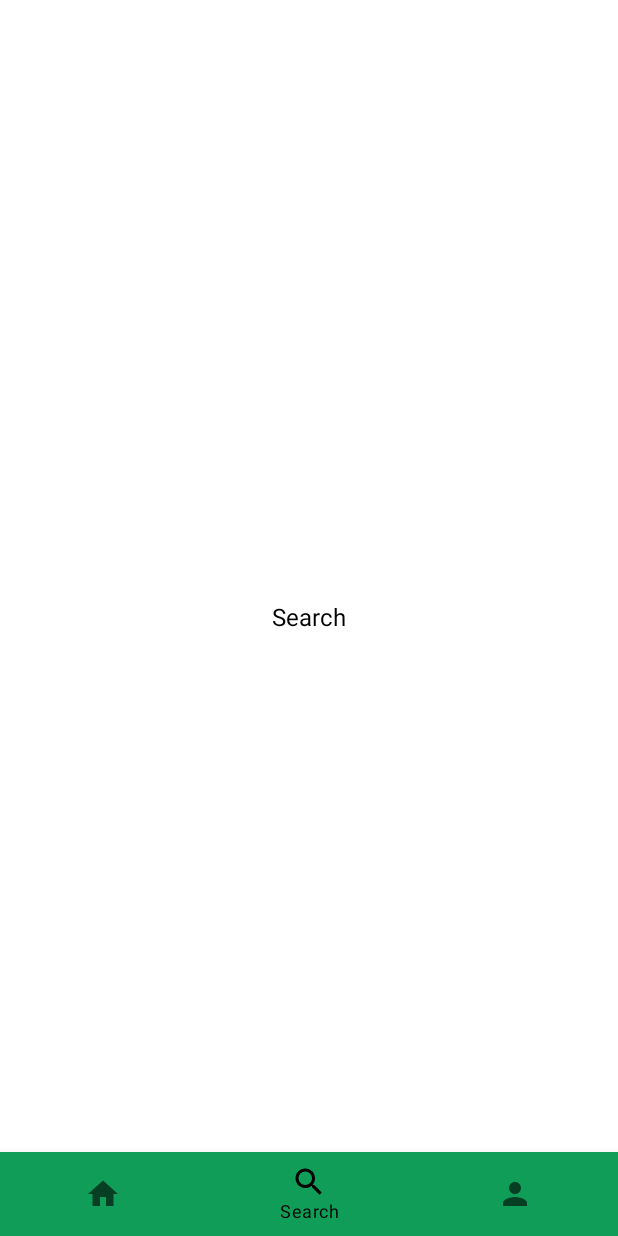
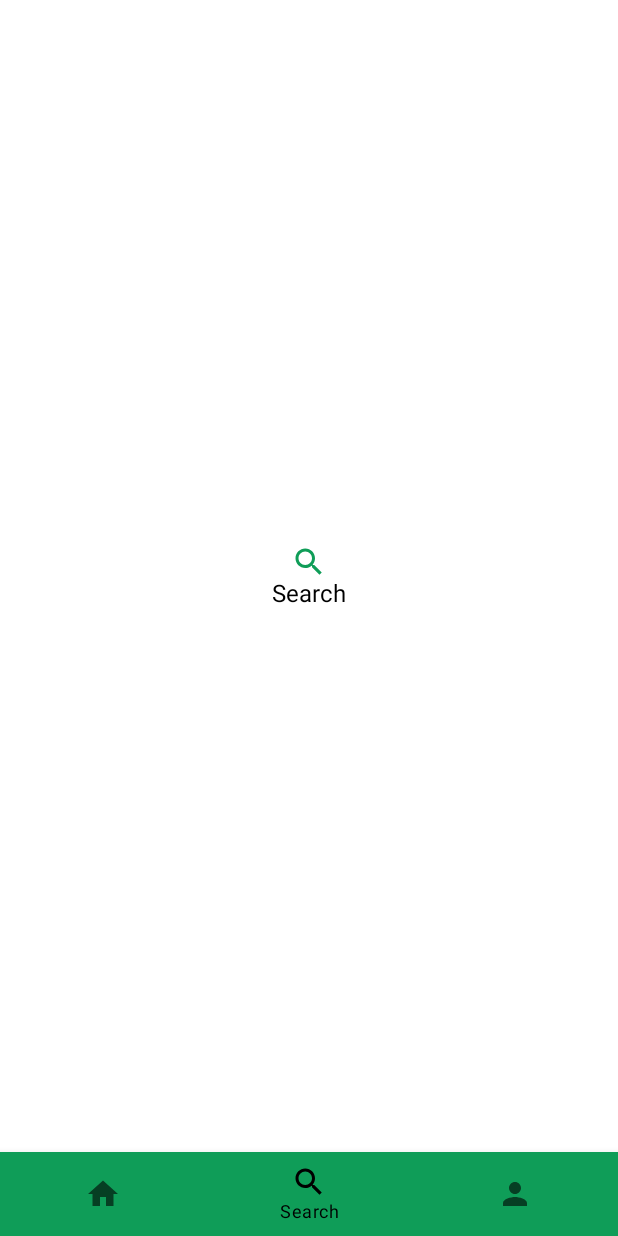
Before and after one commit to sunny52525/GFG-articles, an Android app built with Jetpack Compose: the ProfileScreen screen opened through its navigation route, item 2 of the bottom bar chosen, on a phone screen of 412 x 824 dp. Run offline under Robolectric (Android 15) with nearby library versions, the phone set to English and light mode, and no system bars.

Commit message:
added comments

```diff
--- a/BottomNavigation/app/src/main/java/com/gfg/bottomnavigation/MainActivity.kt
+++ b/BottomNavigation/app/src/main/java/com/gfg/bottomnavigation/MainActivity.kt
@@ -3,9 +3,12 @@ package com.gfg.bottomnavigation
 import android.os.Bundle
 import androidx.activity.ComponentActivity
 import androidx.activity.compose.setContent
+import androidx.compose.foundation.layout.PaddingValues
+import androidx.compose.foundation.layout.padding
 import androidx.compose.material.*
 import androidx.compose.runtime.Composable
 import androidx.compose.runtime.getValue
+import androidx.compose.ui.Modifier
 import androidx.compose.ui.graphics.Color
 import androidx.navigation.NavHostController
 import androidx.navigation.compose.NavHost
@@ -23,14 +26,20 @@ class MainActivity : ComponentActivity() {
         super.onCreate(savedInstanceState)
         setContent {
             BottomNavigationTheme {
+                //remember navController so it does not get recreated on recomposition
                 val navController = rememberNavController()
 
                 Surface(color = Color.White) {
+
+                    //Scaffold Component
                     Scaffold(
+                        //Bottom navigation
                         bottomBar = {
                             BottomNavigationBar(navController = navController)
-                        }, content = {
-                            NavHostContainer(navController = navController)
+                        }, content = { padding ->
+
+                            //Navhost: where screens are placed
+                            NavHostContainer(navController = navController, padding = padding)
                         }
                     )
                 }
@@ -38,27 +47,41 @@ class MainActivity : ComponentActivity() {
         }
     }
 
-
 }
 
-
+/**
+ * It receives navcontroller to navigate between screens,
+ */
 @Composable
 fun BottomNavigationBar(navController: NavHostController) {
-    BottomNavigation(backgroundColor = Color(0xFF0F9D58)) {
 
+    BottomNavigation(
+        //set background color
+        backgroundColor = Color(0xFF0F9D58)) {
+
+        //observe the backstack
         val navBackStackEntry by navController.currentBackStackEntryAsState()
+
+        //observe current route to change the icon color,label color when navigated
         val currentRoute = navBackStackEntry?.destination?.route
 
+        //Bottom nav items we declared
+        Constants.BottomNavItems.forEach { navItem ->
 
-        Constants.BottomNavItems.forEach { navItem ->
+            //Place the bottom nav items
             BottomNavigationItem(
+                //it currentRoute is equal then its selected route
                 selected = currentRoute == navItem.route,
+
+                //navigate on click
                 onClick = {
                     navController.navigate(navItem.route)
                 },
+                //Icon of navItem
                 icon = {
                     Icon(imageVector = navItem.icon, contentDescription = navItem.label)
                 },
+                //label
                 label = {
                     Text(text = navItem.label)
                 },
@@ -70,20 +93,39 @@ fun BottomNavigationBar(navController: NavHostController) {
     }
 }
 
+/**
+ * It receives navcontroller to navigate between screens,
+ * padding values -> Since BottomNavigation has some heights,
+ * to avoid clipping of screen, we set padding provided by scaffold
+ */
 @Composable
 fun NavHostContainer(
-    navController: NavHostController
+    navController: NavHostController,
+    padding: PaddingValues
 ) {
 
-    NavHost(navController = navController, startDestination = "home", builder = {
+    NavHost(
+        navController = navController,
 
+        //set the start destination as home
+        startDestination = "home",
+
+        //Set the padding provided by scaffold
+        modifier = Modifier.padding(paddingValues = padding),
+
+        builder = {
+
+            //  route : Home
             composable("home") {
                 HomeScreen()
             }
+
+            //  route : search
             composable("search") {
                 SearchScreen()
             }
 
+            //  route : profile
             composable("profile") {
                 ProfileScreen()
             }
--- a/BottomNavigation/app/src/main/java/com/gfg/bottomnavigation/models/BottomNavItem.kt
+++ b/BottomNavigation/app/src/main/java/com/gfg/bottomnavigation/models/BottomNavItem.kt
@@ -6,5 +6,4 @@ data class BottomNavItem(
     val label: String,
     val icon: ImageVector,
     val route:String,
-
 )
--- a/BottomNavigation/app/src/main/java/com/gfg/bottomnavigation/ui/components/Screens.kt
+++ b/BottomNavigation/app/src/main/java/com/gfg/bottomnavigation/ui/components/Screens.kt
@@ -1,9 +1,15 @@
 package com.gfg.bottomnavigation.ui.components
 
 import androidx.compose.foundation.background
-import androidx.compose.foundation.layout.Box
+import androidx.compose.foundation.layout.Arrangement
+import androidx.compose.foundation.layout.Column
 import androidx.compose.foundation.layout.fillMaxSize
+import androidx.compose.material.Icon
 import androidx.compose.material.Text
+import androidx.compose.material.icons.Icons
+import androidx.compose.material.icons.filled.Home
+import androidx.compose.material.icons.filled.Person
+import androidx.compose.material.icons.filled.Search
 import androidx.compose.runtime.Composable
 import androidx.compose.ui.Alignment
 import androidx.compose.ui.Modifier
@@ -12,40 +18,77 @@ import androidx.compose.ui.graphics.Color
 
 @Composable
 fun HomeScreen() {
-    Box(
+
+    //Column Composable,
+    Column(
         modifier = Modifier
             .fillMaxSize()
             .background(Color.White),
-        contentAlignment = Alignment.Center
+        // parameters set to place the items in center
+        horizontalAlignment = Alignment.CenterHorizontally,
+        verticalArrangement = Arrangement.Center
     ) {
+
+
+        //Icon Composable
+        Icon(
+            imageVector = Icons.Default.Home,
+            contentDescription = "home",
+            tint = Color(0xFF0F9D58)
+        )
+        //Text to Display the current Screen
         Text(text = "Home", color = Color.Black)
+
     }
 }
 
 @Composable
 fun SearchScreen() {
-    Box(
+    //Column Composable,
+    Column(
         modifier = Modifier
             .fillMaxSize()
             .background(Color.White),
+        // parameters set to place the items in center
+        horizontalAlignment = Alignment.CenterHorizontally,
+        verticalArrangement = Arrangement.Center
+    ) {
 
-        contentAlignment = Alignment.Center
-    ) {
+
+        //Icon Composable
+        Icon(
+            imageVector = Icons.Default.Search,
+            contentDescription = "search",
+            tint = Color(0xFF0F9D58)
+        )
+        //Text to Display the current Screen
         Text(text = "Search", color = Color.Black)
+
     }
 }
 
 
 @Composable
 fun ProfileScreen() {
-    Box(
+    //Column Composable,
+    Column(
         modifier = Modifier
             .fillMaxSize()
             .background(Color.White),
+        // parameters set to place the items in center
+        horizontalAlignment = Alignment.CenterHorizontally,
+        verticalArrangement = Arrangement.Center
+    ) {
 
-        contentAlignment = Alignment.Center
-    ) {
+
+        //Icon Composable
+        Icon(
+            imageVector = Icons.Default.Person,
+            contentDescription = "Profile",
+            tint = Color(0xFF0F9D58)
+        )
+        //Text to Display the current Screen
         Text(text = "Profile", color = Color.Black)
+
     }
-
 }
```
Lines whose indentation alone changed are shown as unchanged.
